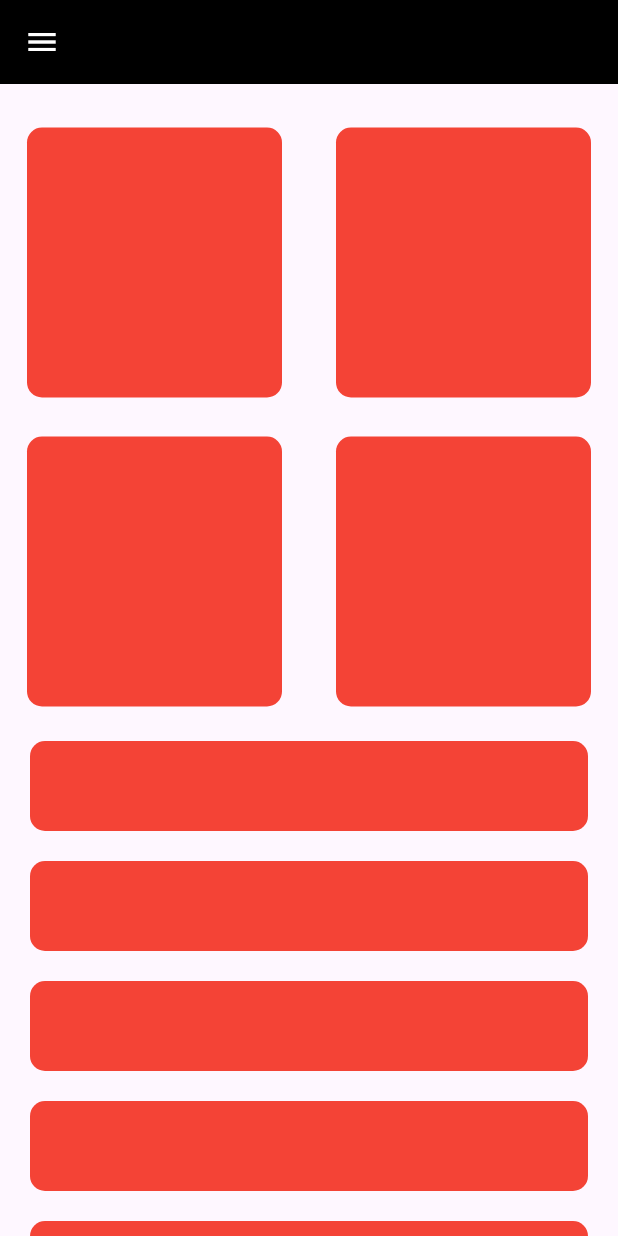
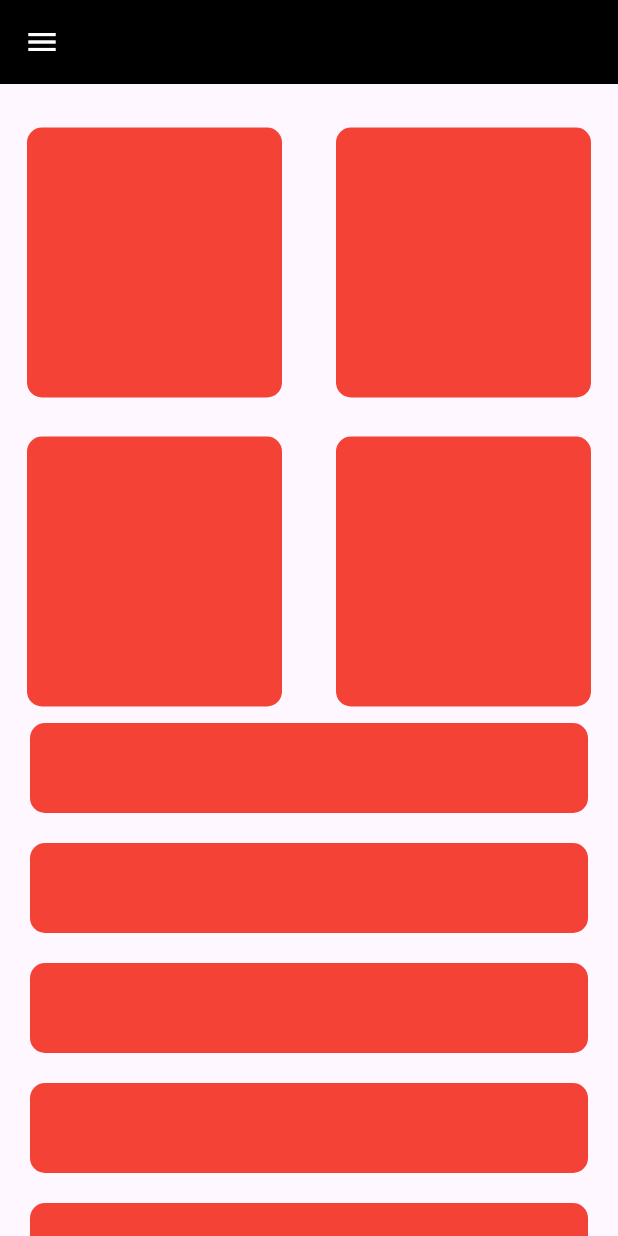
Before and after one commit to belalSoliman/first-responsive-ui-, a Flutter app: the screen it shows after launch, on a phone screen of 412 x 824 dp. Run offline on Flutter 3.47's test engine with Material 3 defaults, Android fonts, the phone set to English and light mode, and no system bars.

Commit message:
finish tablet view

```diff
--- a/lib/flutter_window.dart
+++ b/lib/flutter_window.dart
@@ -2,6 +2,7 @@ import 'package:first_responsive/widget/dashbord.dart';
 import 'package:flutter/material.dart';
 
 import 'widget/container.dart';
+import 'widget/list_tablets.dart';
 import 'widget/list_view_b.dart';
 
 class FlutterWindow extends StatefulWidget {
@@ -32,14 +33,32 @@ class _FlutterWindowState extends State<FlutterWindow> {
             ),
           ),
         ),
-        body: const CustomScrollView(
+        body: CustomScrollView(
           slivers: <Widget>[
             SliverToBoxAdapter(
               child: SizedBox(
                 height: 16,
               ),
             ),
-            ContainerView(),
+            SliverToBoxAdapter(
+              child: LayoutBuilder(
+                builder: (context, constraints) {
+                  if (constraints.maxWidth <= 600) {
+                    return SizedBox(
+                      height:
+                          400, // Adjust height according to your layout needs
+                      child: CustomScrollView(
+                        slivers: <Widget>[
+                          ContainerView(), // Directly use ContainerView which returns a SliverGrid
+                        ],
+                      ),
+                    );
+                  } else {
+                    return ListTablets(); // This already returns a RenderBox-compatible widget
+                  }
+                },
+              ),
+            ),
             ListVVs(),
           ],
         ),
```
Also changed, not shown: lib/widget/list_tablets.dart (added, +29 -0 lines).
